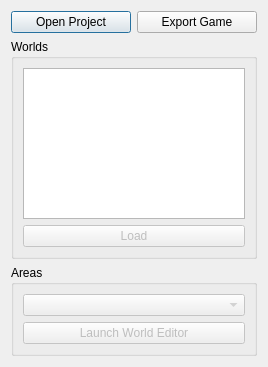
This is src/Editor/CProjectOverviewDialog.ui in AxioDL/PrimeWorldEditor as Qt 5 draws it before an edit. The edited form follows.
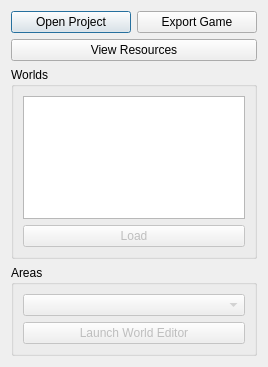
This is the edited form.

Commit message: Implemented initial version of resource browser

```diff
--- a/src/Editor/CProjectOverviewDialog.ui
+++ b/src/Editor/CProjectOverviewDialog.ui
@@ -32,6 +32,13 @@
      </item>
     </layout>
    </item>
+   <item>
+    <widget class="QPushButton" name="ViewResourcesButton">
+     <property name="text">
+      <string>View Resources</string>
+     </property>
+    </widget>
+   </item>
    <item>
     <widget class="QGroupBox" name="WorldsGroupBox">
      <property name="sizePolicy">
```
The commit also changes 16 other files.
